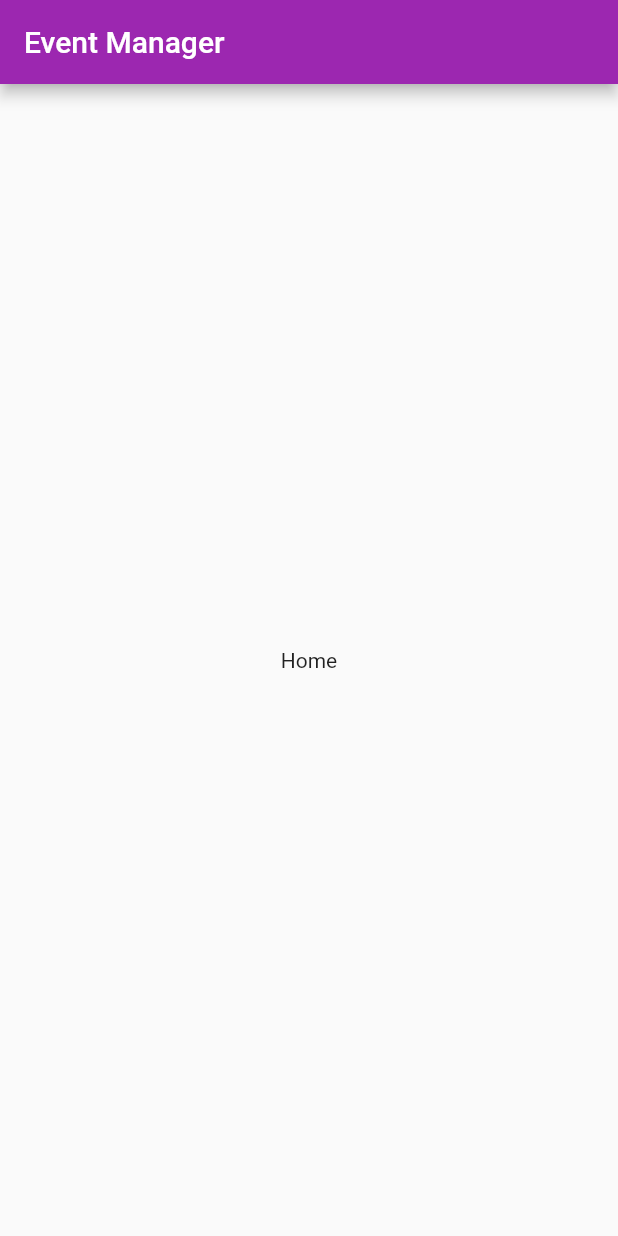
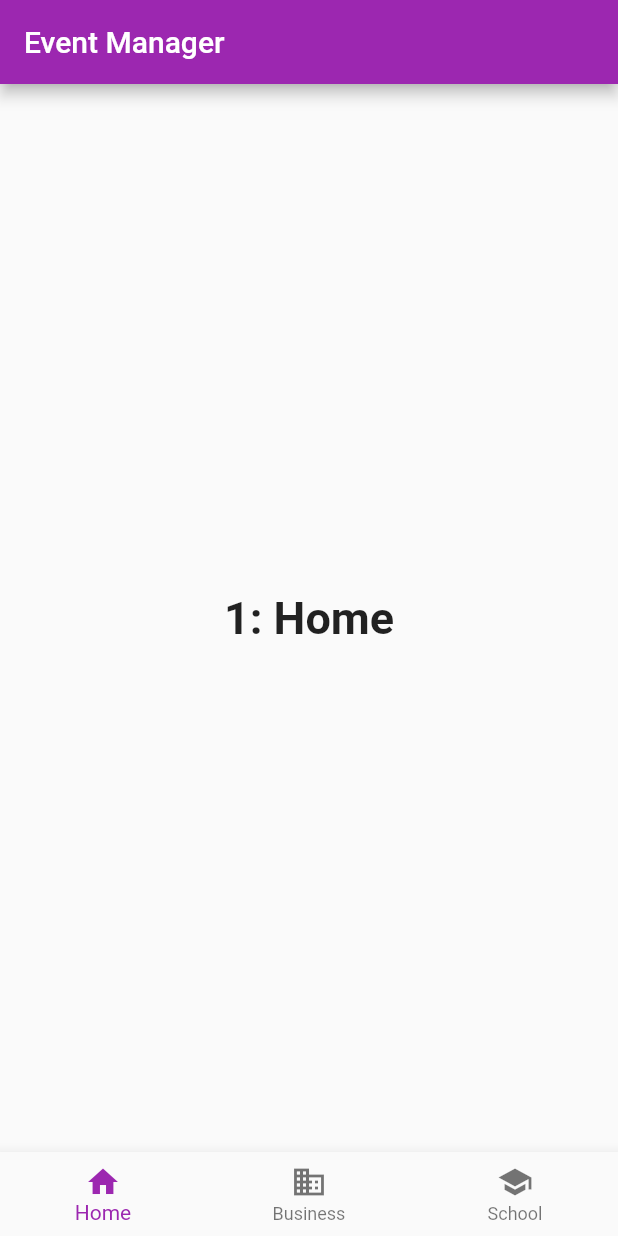
Before and after one commit to NalinMeher/Event-Manager, a Flutter app: the screen it shows after launch, on a phone screen of 412 x 824 dp. Run offline on Flutter 3.47's test engine with Material 2 defaults, Android fonts, the phone set to English and light mode, and no system bars.

Commit message:
Added Bottom Navigation Bar, with onTap stateChange.

```diff
--- a/event_manager/lib/pages/Home.dart
+++ b/event_manager/lib/pages/Home.dart
@@ -1,7 +1,22 @@
 import 'package:flutter/material.dart';
 
-class Home extends StatelessWidget {
+class Home extends StatefulWidget {
   const Home({Key? key}) : super(key: key);
+
+  @override
+  State<Home> createState() => _HomeState();
+}
+
+class _HomeState extends State<Home> {
+  int _selectedIndex = 0;
+
+  static TextStyle optionStyle =
+  const TextStyle(fontSize: 30, fontWeight: FontWeight.bold);
+  final List<Widget> _widgetOptions = <Widget>[
+    Text("1: Home", style: optionStyle),
+    Text("2: Business", style: optionStyle),
+    Text("3: School", style: optionStyle),
+  ];
 
   @override
   Widget build(BuildContext context) {
@@ -9,9 +24,34 @@ class Home extends StatelessWidget {
       appBar: AppBar(
         title: const Text("Event Manager"),
       ),
-      body: const Center(
-        child: Text("Home"),
+      body: Center(
+        child: _widgetOptions.elementAt(_selectedIndex),
+      ),
+      bottomNavigationBar: BottomNavigationBar(
+        items: const <BottomNavigationBarItem>[
+          BottomNavigationBarItem(
+            icon: Icon(Icons.home),
+            label: 'Home',
+          ),
+          BottomNavigationBarItem(
+            icon: Icon(Icons.business),
+            label: 'Business',
+          ),
+          BottomNavigationBarItem(
+            icon: Icon(Icons.school),
+            label: 'School',
+          ),
+        ],
+        currentIndex: _selectedIndex,
+        // selectedItemColor: Colors.amber[800],
+        onTap: _onItemTapped,
       ),
     );
   }
+
+  void _onItemTapped(int index) {
+    setState(() {
+      _selectedIndex = index;
+    });
+  }
 }
```
